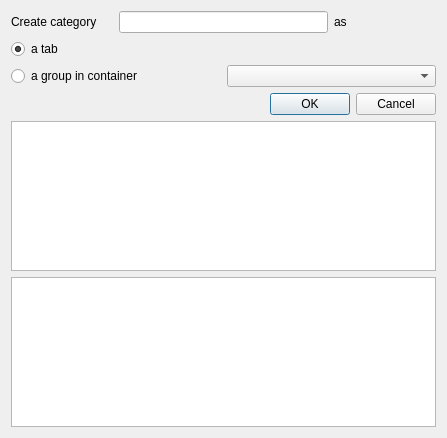
The window that src/ui/qgsaddtaborgroupbase.ui (qgis/QGIS) describes before a commit, drawn with Qt 5.
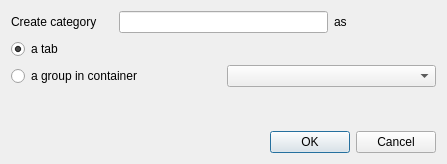
The same window after the commit.

Commit message: Remove unnecessary edit fields

```diff
--- a/src/ui/qgsaddtaborgroupbase.ui
+++ b/src/ui/qgsaddtaborgroupbase.ui
@@ -7,14 +7,14 @@
     <x>0</x>
     <y>0</y>
     <width>447</width>
-    <height>438</height>
+    <height>164</height>
    </rect>
   </property>
   <property name="windowTitle">
    <string>Dialog</string>
   </property>
   <layout class="QGridLayout" name="gridLayout_2">
-   <item row="1" column="0">
+   <item row="3" column="1">
     <widget class="QDialogButtonBox" name="buttonBox">
      <property name="orientation">
       <enum>Qt::Horizontal</enum>
@@ -24,7 +24,7 @@
      </property>
     </widget>
    </item>
-   <item row="0" column="0">
+   <item row="0" column="0" colspan="2">
     <layout class="QGridLayout" name="gridLayout">
      <item row="0" column="0">
       <widget class="QLabel" name="label">
@@ -78,15 +78,18 @@
      </item>
     </layout>
    </item>
-   <item row="2" column="0">
-    <layout class="QVBoxLayout" name="verticalLayout">
-     <item>
-      <widget class="QListWidget" name="listWidget"/>
-     </item>
-     <item>
-      <widget class="QListWidget" name="listWidget_2"/>
-     </item>
-    </layout>
+   <item row="1" column="0" rowspan="3" colspan="2">
+    <spacer name="verticalSpacer">
+     <property name="orientation">
+      <enum>Qt::Vertical</enum>
+     </property>
+     <property name="sizeHint" stdset="0">
+      <size>
+       <width>20</width>
+       <height>40</height>
+      </size>
+     </property>
+    </spacer>
    </item>
   </layout>
  </widget>
```
